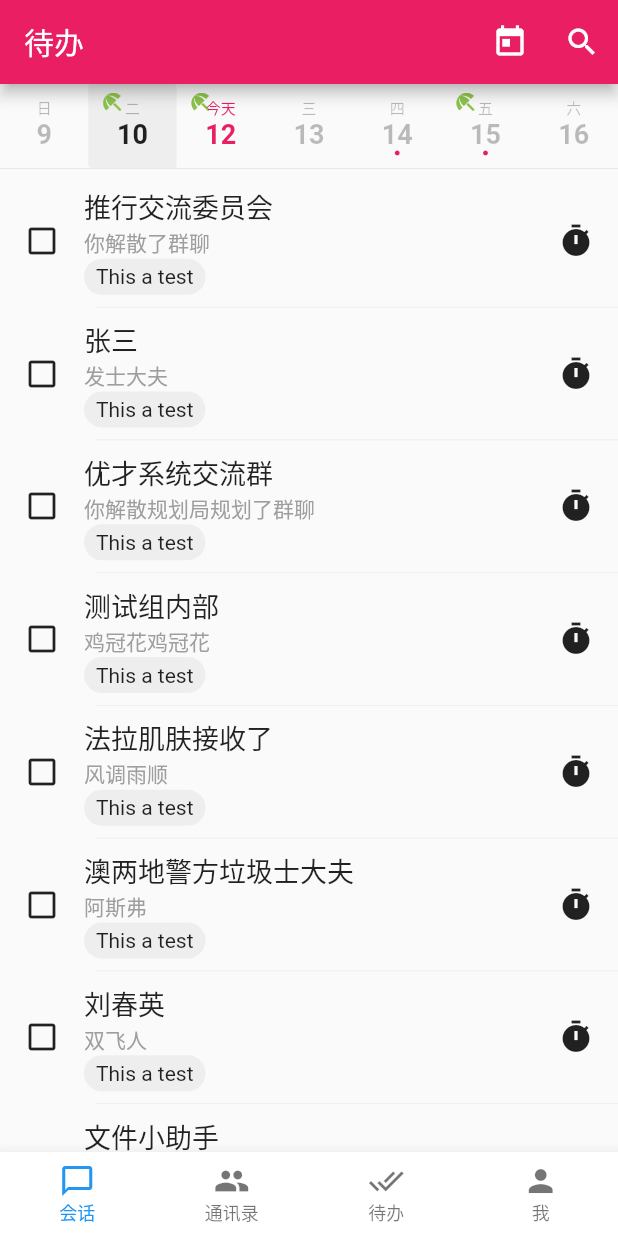
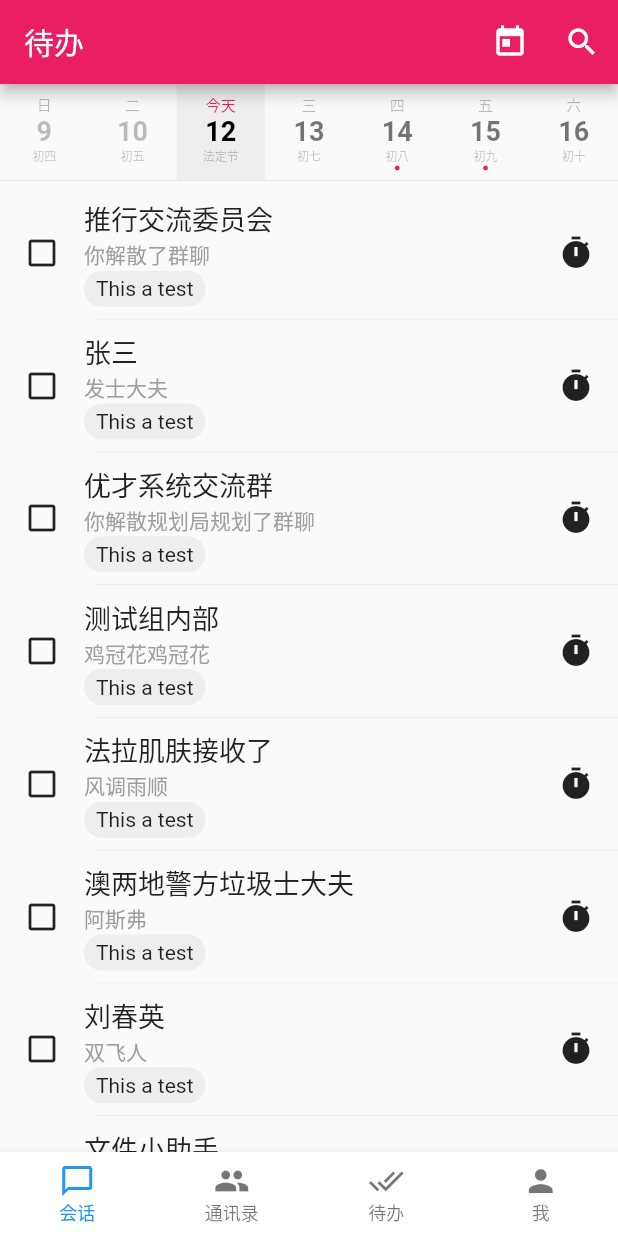
Before and after one commit to yeyicn/flutter-test, a Flutter app: the screen it shows after launch, swiped to page 2, on a phone screen of 412 x 824 dp. Run offline on Flutter 3.47's test engine with Material 2 defaults, Android fonts, the phone set to English and light mode, and no system bars.

Commit message:
增加农历的显示

```diff
--- a/lib/pages_keep_alive/email_screen.dart
+++ b/lib/pages_keep_alive/email_screen.dart
@@ -240,44 +240,8 @@ class _EmailScreenState extends State<EmailScreen>
                                         fontSize: 18,
                                         fontWeight: FontWeight.bold,
                                         color: Color.fromRGBO(0, 0, 0, .26))),
-                                Icon(Icons.brightness_1,
-                                    size: 4, color: Colors.transparent),
-                              ],
-                            ),
-                          ),
-                        ],
-                      )),
-                  Expanded(
-                      flex: 1,
-                      child: Stack(
-                        alignment: Alignment.center,
-                        children: [
-                          Container(
-                            decoration: BoxDecoration(
-                                color: Colors.grey[200],
-                                borderRadius: BorderRadius.circular(2)),
-                            constraints: BoxConstraints(
-                              minWidth: 48,
-                              minHeight: 56,
-                            ),
-                          ),
-                          Positioned(
-                            top: 4,
-                            left: 8,
-                            child: Icon(Icons.beach_access,
-                                size: 16, color: Colors.lightGreen),
-                          ),
-                          Container(
-                            child: Column(
-                              children: <Widget>[
-                                Text("二",
-                                    style: TextStyle(
-                                        fontSize: 10,
-                                        color: Color.fromRGBO(0, 0, 0, .26))),
-                                Text("10",
-                                    style: TextStyle(
-                                        fontSize: 18,
-                                        fontWeight: FontWeight.bold)),
+                                Text("初四",style: TextStyle(
+                                    fontSize: 8, color: Color.fromRGBO(0, 0, 0, .26))),
                                 Icon(Icons.brightness_1,
                                     size: 4, color: Colors.transparent),
                               ],
@@ -299,11 +263,43 @@ class _EmailScreenState extends State<EmailScreen>
                               minHeight: 56,
                             ),
                           ),
-                          Positioned(
-                            top: 4,
-                            left: 8,
-                            child: Icon(Icons.beach_access,
-                                size: 16, color: Colors.lightGreen),
+                          Container(
+                            child: Column(
+                              children: <Widget>[
+                                Text("二",
+                                    style: TextStyle(
+                                        fontSize: 10,
+                                        color: Color.fromRGBO(0, 0, 0, .26))),
+                                Text("10",
+                                    style: TextStyle(
+                                        fontSize: 18,
+                                        color: Color.fromRGBO(0, 0, 0, .26),
+                                        fontWeight: FontWeight.bold)),
+                                Text("初五",style: TextStyle(
+                                    fontSize: 8, color: Color.fromRGBO(0, 0, 0, .26))),
+                                Icon(Icons.brightness_1,
+                                    size: 4, color: Colors.transparent),
+                              ],
+                            ),
+                          ),
+                        ],
+                      )),
+                  Expanded(
+                      flex: 1,
+                      child: Stack(
+                        alignment: Alignment.center,
+                        children: [
+                          Container(
+
+                            decoration: BoxDecoration(
+
+                                color: Colors.grey[200],
+//                                borderRadius: BorderRadius.circular(2)
+                            ),
+                            constraints: BoxConstraints(
+                              minWidth: 48,
+                              minHeight: 64,
+                            ),
                           ),
                           Container(
                             child: Column(
@@ -315,7 +311,9 @@ class _EmailScreenState extends State<EmailScreen>
                                     style: TextStyle(
                                         fontSize: 18,
                                         fontWeight: FontWeight.bold,
-                                        color: Colors.pink)),
+                                        color: Colors.black)),
+                                Text("法定节",style: TextStyle(
+                                    fontSize: 8, color: Color.fromRGBO(0, 0, 0, .26))),
                                 Icon(Icons.brightness_1,
                                     size: 4, color: Colors.transparent),
                               ],
@@ -339,7 +337,9 @@ class _EmailScreenState extends State<EmailScreen>
                                     style: TextStyle(
                                         fontSize: 18,
                                         fontWeight: FontWeight.bold,
-                                        color: Color.fromRGBO(0, 0, 0, .26))),
+                                        color: Color.fromRGBO(0, 0, 0, .54))),
+                                Text("初七",style: TextStyle(
+                                    fontSize: 8, color: Color.fromRGBO(0, 0, 0, .26))),
                                 Icon(Icons.brightness_1,
                                     size: 4, color: Colors.transparent),
                               ],
@@ -363,7 +363,9 @@ class _EmailScreenState extends State<EmailScreen>
                                     style: TextStyle(
                                         fontSize: 18,
                                         fontWeight: FontWeight.bold,
-                                        color: Color.fromRGBO(0, 0, 0, .26))),
+                                        color: Color.fromRGBO(0, 0, 0, .54))),
+                                Text("初八",style: TextStyle(
+                                    fontSize: 8, color: Color.fromRGBO(0, 0, 0, .26))),
                                 Icon(Icons.brightness_1,
                                     size: 4, color: Colors.pink),
                               ],
@@ -385,12 +387,12 @@ class _EmailScreenState extends State<EmailScreen>
                               minHeight: 56,
                             ),
                           ),
-                          Positioned(
-                            left: 8,
-                            top: 4,
-                            child: Icon(Icons.beach_access,
-                                size: 16, color: Colors.lightGreen),
-                          ),
+//                          Positioned(
+//                            left: 8,
+//                            top: 4,
+//                            child: Icon(Icons.beach_access,
+//                                size: 16, color: Colors.lightGreen),
+//                          ),
                           Container(
                             child: Column(
                               children: <Widget>[
@@ -402,7 +404,9 @@ class _EmailScreenState extends State<EmailScreen>
                                     style: TextStyle(
                                         fontSize: 18,
                                         fontWeight: FontWeight.bold,
-                                        color: Color.fromRGBO(0, 0, 0, .26))),
+                                        color: Color.fromRGBO(0, 0, 0, .54))),
+                                Text("初九",style: TextStyle(
+                                    fontSize: 8, color: Color.fromRGBO(0, 0, 0, .26))),
                                 Icon(Icons.brightness_1,
                                     size: 4, color: Colors.pink),
                               ],
@@ -426,7 +430,9 @@ class _EmailScreenState extends State<EmailScreen>
                                     style: TextStyle(
                                         fontSize: 18,
                                         fontWeight: FontWeight.bold,
-                                        color: Color.fromRGBO(0, 0, 0, .26))),
+                                        color: Color.fromRGBO(0, 0, 0, .54))),
+                                Text("初十",style: TextStyle(
+                                    fontSize: 8, color: Color.fromRGBO(0, 0, 0, .26))),
                                 Icon(Icons.brightness_1,
                                     size: 4, color: Colors.transparent),
                               ],
```
